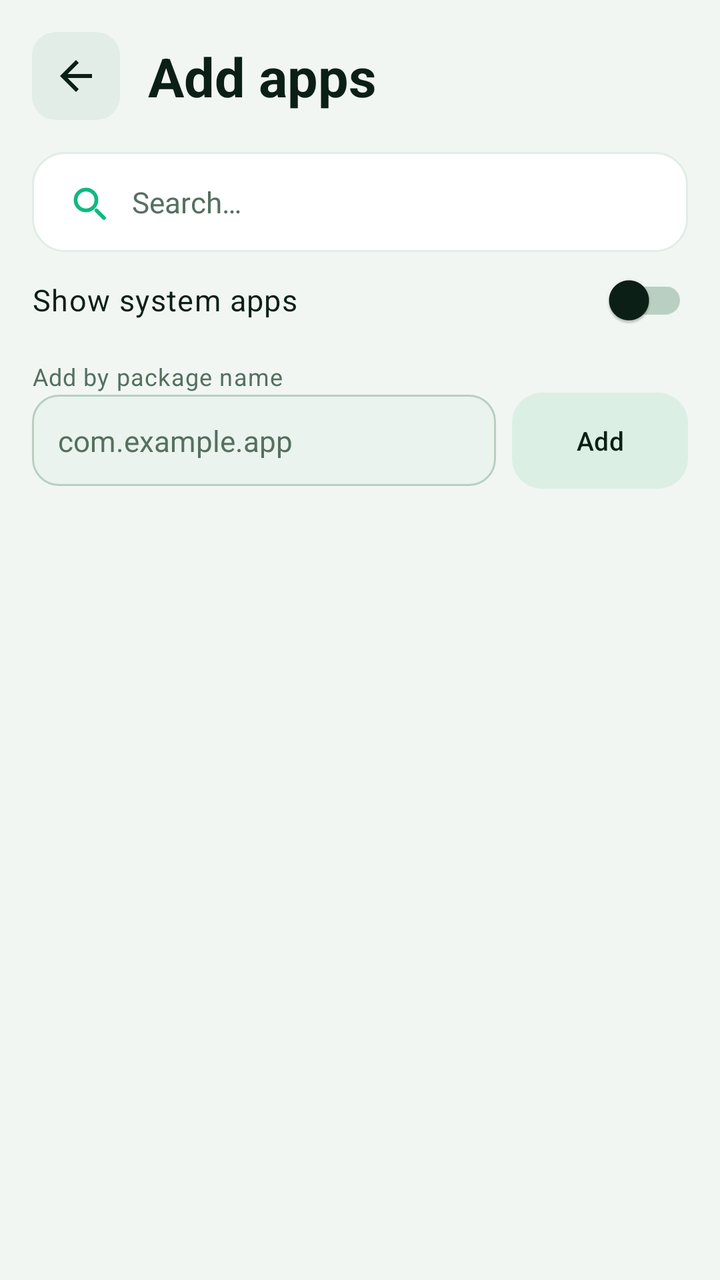
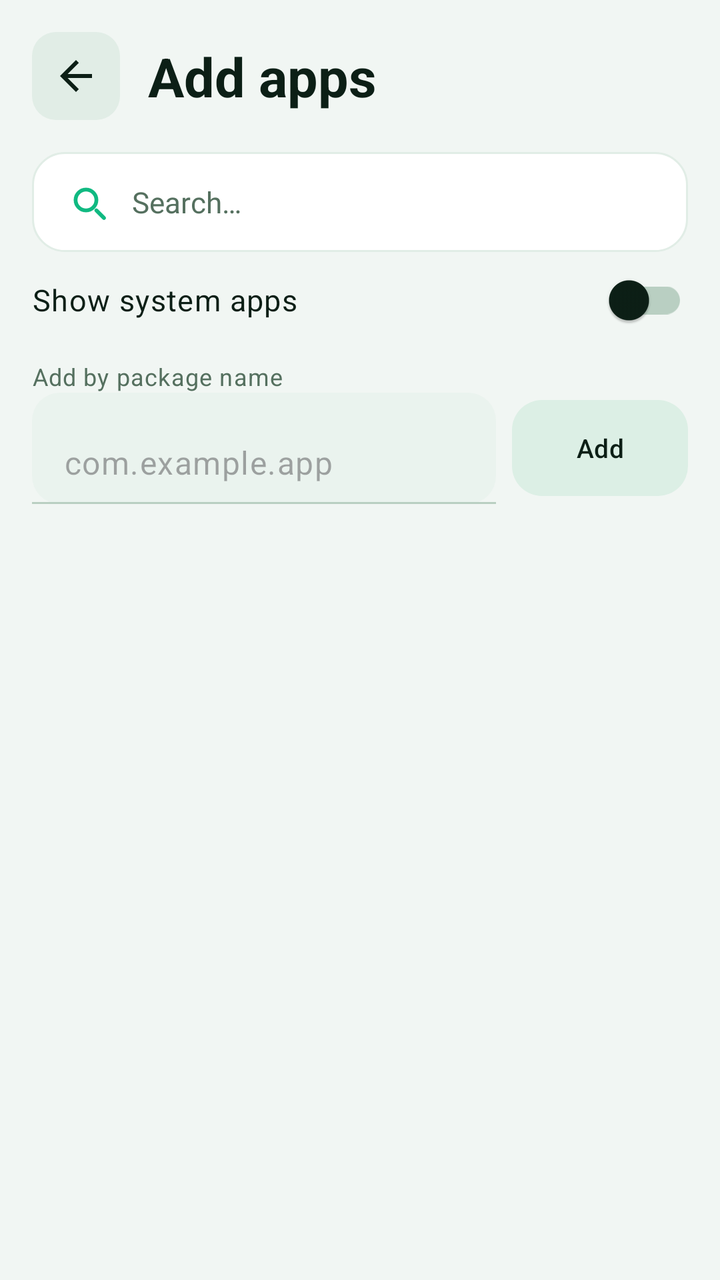

Compare the two renders of this Android layout. The source of the first and the diff that turns it into the second are given below.
<!-- AndroidManifest.xml: application theme Theme.PhoneLink -->
<!-- res/layout/activity_app_picker.xml -->
<?xml version="1.0" encoding="utf-8"?>
<LinearLayout xmlns:android="http://schemas.android.com/apk/res/android"
    xmlns:app="http://schemas.android.com/apk/res-auto"
    android:layout_width="match_parent"
    android:layout_height="match_parent"
    android:orientation="vertical">

    <LinearLayout
        android:layout_width="match_parent"
        android:layout_height="wrap_content"
        android:gravity="center_vertical"
        android:orientation="horizontal"
        android:padding="16dp">

        <ImageButton
            android:id="@+id/btnPickerBack"
            android:layout_width="44dp"
            android:layout_height="44dp"
            android:background="@drawable/bg_back_chip"
            android:contentDescription="@string/btn_back"
            android:padding="10dp"
            android:src="@drawable/ic_arrow_back"
            app:tint="?attr/colorOnSurface" />

        <TextView
            style="@style/PL.H1"
            android:layout_width="0dp"
            android:layout_marginStart="14dp"
            android:layout_weight="1"
            android:text="@string/alk_picker_title" />
    </LinearLayout>

    <LinearLayout
        android:layout_width="match_parent"
        android:layout_height="wrap_content"
        android:orientation="vertical"
        android:paddingStart="16dp"
        android:paddingEnd="16dp">

        <EditText
            android:id="@+id/etPickerSearch"
            style="@style/PL.SearchBox"
            android:hint="@string/picker_search_hint"
            android:inputType="text"
            app:drawableStartCompat="@drawable/ic_search" />

        <com.google.android.material.switchmaterial.SwitchMaterial
            android:id="@+id/swShowSystem"
            style="@style/PL.SwitchRow"
            android:text="@string/alk_show_system" />

        <TextView
            style="@style/PL.BodySmall"
            android:layout_marginTop="6dp"
            android:text="@string/alk_manual_label" />

        <LinearLayout
            android:layout_width="match_parent"
            android:layout_height="wrap_content"
            android:gravity="center_vertical"
            android:orientation="horizontal">

            <EditText
                android:id="@+id/etManualPkg"
                style="@style/PL.FieldPlain"
                android:layout_width="0dp"
                android:layout_weight="1"
                android:hint="@string/alk_manual_hint"
                android:inputType="textNoSuggestions"
                android:padding="13dp" />

            <com.google.android.material.button.MaterialButton
                android:id="@+id/btnManualAdd"
                style="@style/PL.BtnChip"
                android:layout_width="wrap_content"
                android:layout_height="wrap_content"
                android:layout_marginStart="8dp"
                android:text="@string/alk_btn_add" />
        </LinearLayout>
    </LinearLayout>

    <ListView
        android:id="@+id/lvPickerApps"
        android:layout_width="match_parent"
        android:layout_height="0dp"
        android:layout_marginTop="8dp"
        android:layout_weight="1"
        android:divider="@null"
        android:dividerHeight="0dp" />
</LinearLayout>
<!-- resources referenced by this layout -->
<resources>
  <style name="PL.FieldPlain" parent="Widget.AppCompat.EditText">
          <item name="android:layout_width">match_parent</item>
          <item name="android:layout_height">wrap_content</item>
          <item name="android:background">@drawable/bg_field</item>
          <item name="android:textSize">14.5sp</item>
          <item name="android:textColor">?attr/colorOnSurface</item>
          <item name="android:textColorHint">?attr/colorOnSurfaceVariant</item>
      </style>
  <style name="Theme.PhoneLink" parent="Theme.Material3.DayNight.NoActionBar">
          
          <item name="colorPrimary">@color/md_primary</item>
          <item name="colorOnPrimary">@color/md_onPrimary</item>
          <item name="colorPrimaryContainer">@color/md_primaryContainer</item>
          <item name="colorOnPrimaryContainer">@color/md_onPrimaryContainer</item>
          <item name="colorSecondary">@color/md_secondary</item>
          <item name="colorOnSecondary">@color/md_onSecondary</item>
          <item name="colorSecondaryContainer">@color/md_secondaryContainer</item>
          <item name="colorOnSecondaryContainer">@color/md_onSecondaryContainer</item>
          <item name="android:colorBackground">@color/md_background</item>
          <item name="colorOnBackground">@color/md_onBackground</item>
          <item name="colorSurface">@color/md_surface</item>
          <item name="colorOnSurface">@color/md_onSurface</item>
          <item name="colorSurfaceVariant">@color/md_surfaceVariant</item>
          <item name="colorOnSurfaceVariant">@color/md_onSurfaceVariant</item>
          <item name="colorSurfaceContainer">@color/md_surfaceContainer</item>
          <item name="colorSurfaceContainerHigh">@color/md_surfaceContainerHigh</item>
          <item name="colorOutline">@color/md_outline</item>
          <item name="materialCardViewStyle">@style/PL.CardView</item>
          <item name="materialButtonStyle">@style/PL.BtnFilled</item>
          <item name="materialButtonOutlinedStyle">@style/PL.BtnOutlined</item>
          <item name="colorError">@color/md_error</item>
          <item name="colorOnError">@color/md_onError</item>
          <item name="colorErrorContainer">@color/md_errorContainer</item>
          <item name="android:statusBarColor">@color/md_background</item>
          <item name="android:navigationBarColor">@color/md_background</item>
          <item name="android:windowLightStatusBar">true</item>
          <item name="android:windowLightNavigationBar">true</item>
          <item name="plTileFill">@color/md_surface</item>
          <item name="plBtnFill">@color/md_btnFill</item>
          <item name="plBtnStroke">@color/md_outline</item>
          <item name="plNavActive">@color/nav_active</item>
          <item name="plNavInactive">@color/nav_inactive</item>
          <item name="plNavIndicator">@color/nav_indicator</item>
      </style>
  <!-- drawable bg_field (drawable) -->
  <?xml version="1.0" encoding="utf-8"?>
  <shape xmlns:android="http://schemas.android.com/apk/res/android"
      android:shape="rectangle">
      <corners android:radius="13dp" />
      <solid android:color="?attr/colorSurfaceContainer" />
      <stroke android:width="1dp" android:color="?attr/colorOutline" />
      <padding android:left="14dp" android:top="12dp"
          android:right="14dp" android:bottom="12dp" />
  </shape>
  <style name="PL.CardView" parent="Widget.Material3.CardView.Filled">
          <item name="cardCornerRadius">28dp</item>
          <item name="cardElevation">0dp</item>
          <item name="strokeWidth">1dp</item>
          <item name="strokeColor">?attr/colorSurfaceVariant</item>
          <item name="cardBackgroundColor">?attr/colorSurface</item>
      </style>
  <!-- unchanged entries left out for length: 42 -->
</resources>

<!-- the commit's change to res/layout/activity_app_picker.xml (unified diff, before → after) -->
@@ -60,14 +60,22 @@
             android:gravity="center_vertical"
             android:orientation="horizontal">
 
-            <EditText
-                android:id="@+id/etManualPkg"
-                style="@style/PL.FieldPlain"
+            
+            <com.google.android.material.textfield.TextInputLayout
+                style="@style/PL.Field"
                 android:layout_width="0dp"
+                android:layout_height="wrap_content"
+                android:layout_marginTop="0dp"
                 android:layout_weight="1"
-                android:hint="@string/alk_manual_hint"
-                android:inputType="textNoSuggestions"
-                android:padding="13dp" />
+                app:hintEnabled="false">
+
+                <com.google.android.material.textfield.TextInputEditText
+                    android:id="@+id/etManualPkg"
+                    android:layout_width="match_parent"
+                    android:layout_height="wrap_content"
+                    android:hint="@string/alk_manual_hint"
+                    android:inputType="textNoSuggestions" />
+            </com.google.android.material.textfield.TextInputLayout>
 
             <com.google.android.material.button.MaterialButton
                 android:id="@+id/btnManualAdd"
<!-- resource entries referenced after the edit -->
@@ -1,12 +1,14 @@
 <!-- resources referenced by this layout -->
 <resources>
-  <style name="PL.FieldPlain" parent="Widget.AppCompat.EditText">
+  <style name="PL.Field" parent="Widget.Material3.TextInputLayout.FilledBox">
           <item name="android:layout_width">match_parent</item>
           <item name="android:layout_height">wrap_content</item>
-          <item name="android:background">@drawable/bg_field</item>
-          <item name="android:textSize">14.5sp</item>
-          <item name="android:textColor">?attr/colorOnSurface</item>
-          <item name="android:textColorHint">?attr/colorOnSurfaceVariant</item>
+          <item name="android:layout_marginTop">8dp</item>
+          <item name="boxBackgroundColor">?attr/colorSurfaceContainer</item>
+          <item name="boxCornerRadiusTopStart">14dp</item>
+          <item name="boxCornerRadiusTopEnd">14dp</item>
+          <item name="boxCornerRadiusBottomStart">14dp</item>
+          <item name="boxCornerRadiusBottomEnd">14dp</item>
       </style>
   <style name="Theme.PhoneLink" parent="Theme.Material3.DayNight.NoActionBar">
           
@@ -26,6 +28,20 @@
           <item name="colorOnSurfaceVariant">@color/md_onSurfaceVariant</item>
           <item name="colorSurfaceContainer">@color/md_surfaceContainer</item>
           <item name="colorSurfaceContainerHigh">@color/md_surfaceContainerHigh</item>
+          <item name="colorSurfaceContainerLowest">@color/md_surfaceContainerLowest</item>
+          <item name="colorSurfaceContainerLow">@color/md_surfaceContainerLow</item>
+          <item name="colorSurfaceContainerHighest">@color/md_surfaceContainerHighest</item>
+          <item name="colorSurfaceDim">@color/md_surfaceDim</item>
+          <item name="colorSurfaceBright">@color/md_surfaceBright</item>
+          <item name="colorTertiary">@color/md_tertiary</item>
+          <item name="colorOnTertiary">@color/md_onTertiary</item>
+          <item name="colorTertiaryContainer">@color/md_tertiaryContainer</item>
+          <item name="colorOnTertiaryContainer">@color/md_onTertiaryContainer</item>
+          <item name="colorInverseSurface">@color/md_inverseSurface</item>
+          <item name="colorInverseOnSurface">@color/md_inverseOnSurface</item>
+          <item name="colorInversePrimary">@color/md_inversePrimary</item>
+          <item name="colorOutlineVariant">@color/md_outlineVariant</item>
+          <item name="colorScrim">@color/md_scrim</item>
           <item name="colorOutline">@color/md_outline</item>
           <item name="materialCardViewStyle">@style/PL.CardView</item>
           <item name="materialButtonStyle">@style/PL.BtnFilled</item>
@@ -44,22 +60,26 @@
           <item name="plNavInactive">@color/nav_inactive</item>
           <item name="plNavIndicator">@color/nav_indicator</item>
       </style>
-  <!-- drawable bg_field (drawable) -->
-  <?xml version="1.0" encoding="utf-8"?>
-  <shape xmlns:android="http://schemas.android.com/apk/res/android"
-      android:shape="rectangle">
-      <corners android:radius="13dp" />
-      <solid android:color="?attr/colorSurfaceContainer" />
-      <stroke android:width="1dp" android:color="?attr/colorOutline" />
-      <padding android:left="14dp" android:top="12dp"
-          android:right="14dp" android:bottom="12dp" />
-  </shape>
+  <color name="md_surfaceContainerLowest">#FFFFFF</color>
+  <color name="md_surfaceContainerLow">#F5FAF7</color>
+  <color name="md_surfaceContainerHighest">#D2E0D6</color>
+  <color name="md_surfaceDim">#DCE8DF</color>
+  <color name="md_surfaceBright">#FFFFFF</color>
+  <color name="md_tertiary">#6B5CA5</color>
+  <color name="md_onTertiary">#FFFFFF</color>
+  <color name="md_tertiaryContainer">#E7DEF8</color>
+  <color name="md_onTertiaryContainer">#241A4D</color>
+  <color name="md_inverseSurface">#12241B</color>
+  <color name="md_inverseOnSurface">#EAF4EE</color>
+  <color name="md_inversePrimary">#6EE7B7</color>
+  <color name="md_outlineVariant">#CBDCD2</color>
+  <color name="md_scrim">#000000</color>
   <style name="PL.CardView" parent="Widget.Material3.CardView.Filled">
           <item name="cardCornerRadius">28dp</item>
           <item name="cardElevation">0dp</item>
           <item name="strokeWidth">1dp</item>
           <item name="strokeColor">?attr/colorSurfaceVariant</item>
-          <item name="cardBackgroundColor">?attr/colorSurface</item>
+          <item name="cardBackgroundColor">?attr/colorSurfaceContainerLow</item>
       </style>
   <!-- unchanged entries left out for length: 42 -->
 </resources>
